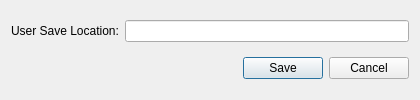
Qt form Gui/PreferencesDialog.ui (smithbro2115/Clocking) before a commit.
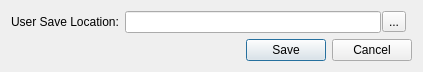
The same form after that commit.

Commit message: - Added Preferences - Finished adding movable users folder

What changed in the file:
```diff
--- a/Gui/PreferencesDialog.ui
+++ b/Gui/PreferencesDialog.ui
@@ -6,18 +6,22 @@
    <rect>
     <x>0</x>
     <y>0</y>
-    <width>420</width>
-    <height>100</height>
+    <width>423</width>
+    <height>69</height>
    </rect>
   </property>
   <property name="windowTitle">
    <string>Preferences</string>
   </property>
   <layout class="QGridLayout" name="gridLayout">
-   <item row="0" column="1">
-    <widget class="QLineEdit" name="userSaveLocationLineEdit"/>
+   <item row="0" column="0">
+    <widget class="QLabel" name="label">
+     <property name="text">
+      <string>User Save Location:</string>
+     </property>
+    </widget>
    </item>
-   <item row="2" column="0" colspan="2">
+   <item row="2" column="0" colspan="3">
     <widget class="QDialogButtonBox" name="buttonBox">
      <property name="orientation">
       <enum>Qt::Horizontal</enum>
@@ -27,11 +31,47 @@
      </property>
     </widget>
    </item>
-   <item row="0" column="0">
-    <widget class="QLabel" name="label">
-     <property name="text">
-      <string>User Save Location:</string>
+   <item row="0" column="1">
+    <widget class="QFrame" name="frame">
+     <property name="frameShape">
+      <enum>QFrame::NoFrame</enum>
      </property>
+     <property name="frameShadow">
+      <enum>QFrame::Raised</enum>
+     </property>
+     <property name="lineWidth">
+      <number>0</number>
+     </property>
+     <layout class="QGridLayout" name="gridLayout_2">
+      <property name="leftMargin">
+       <number>0</number>
+      </property>
+      <property name="topMargin">
+       <number>0</number>
+      </property>
+      <property name="rightMargin">
+       <number>0</number>
+      </property>
+      <property name="bottomMargin">
+       <number>0</number>
+      </property>
+      <property name="horizontalSpacing">
+       <number>1</number>
+      </property>
+      <property name="verticalSpacing">
+       <number>0</number>
+      </property>
+      <item row="0" column="0">
+       <widget class="QLineEdit" name="userSaveLocationLineEdit"/>
+      </item>
+      <item row="0" column="1">
+       <widget class="QToolButton" name="browseUserSaveLoationButton">
+        <property name="text">
+         <string>...</string>
+        </property>
+       </widget>
+      </item>
+     </layout>
     </widget>
    </item>
   </layout>
```
The commit also changes 8 other files.
